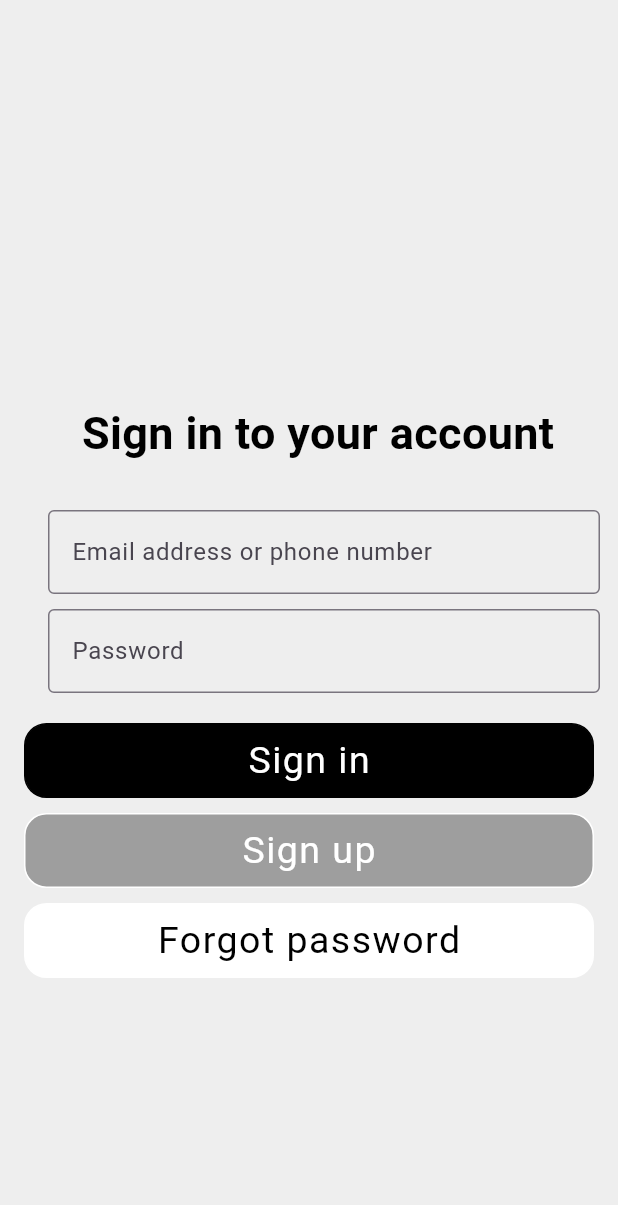
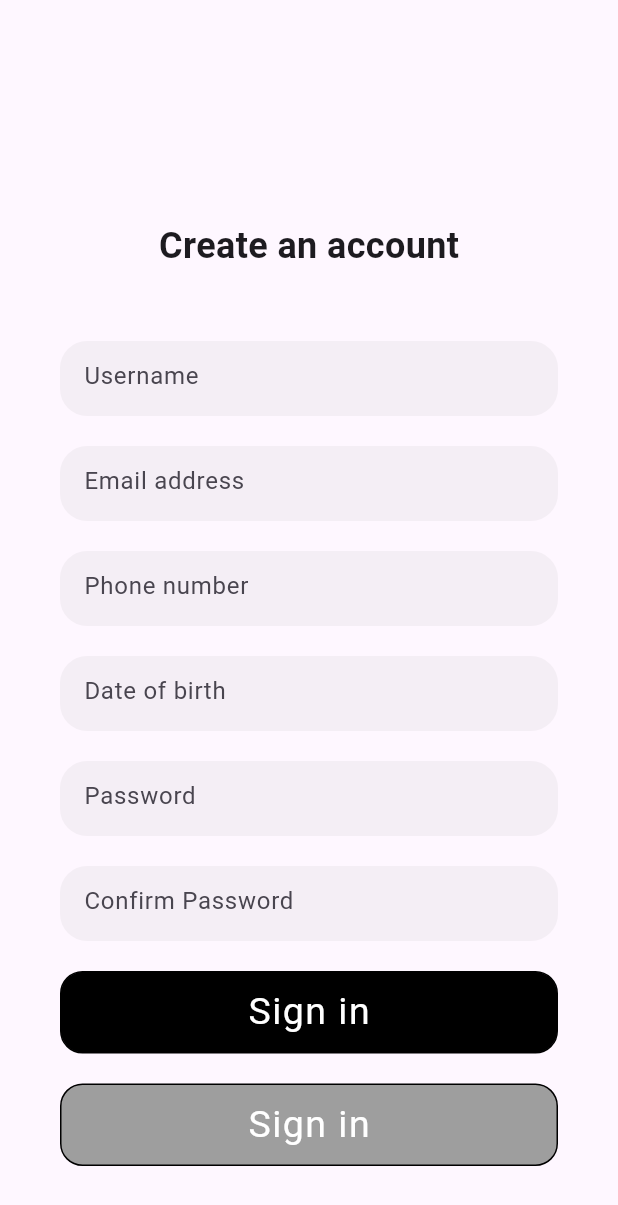
Before and after one commit to Saniat-Injam/virtual_buy_sell, a Flutter app: the screen it shows after launch, on a phone screen of 412 x 824 dp. Shown: the top 1205 px of the screen. Run offline on Flutter 3.47's test engine with Material 3 defaults, Android fonts, the phone set to English and light mode, and no system bars.

Commit message:
sign up page has been created

```diff
--- a/lib/custom_widgets/buttons.dart
+++ b/lib/custom_widgets/buttons.dart
@@ -1,45 +1,39 @@
 import 'package:flutter/cupertino.dart';
 
 class AppButtons extends StatelessWidget {
-
   final Color textColor;
   final Color backgroundColor;
   final Color borderColor;
   final String text;
-  final double heightSize;
-  final double widthSize;
+  final double height;
   final IconData? icon;
 
-
-  const AppButtons({super.key, required this.textColor, required this.backgroundColor, required this.borderColor, required this.text, this.icon, required this.heightSize, required this.widthSize});
+  const AppButtons({
+    super.key,
+    required this.textColor,
+    required this.backgroundColor,
+    required this.borderColor,
+    required this.text,
+    this.icon,
+    required this.height,
+  });
 
   @override
   Widget build(BuildContext context) {
-
     return Container(
-      height: heightSize,
-      width: widthSize,
+      height: height,
       decoration: BoxDecoration(
-        color: backgroundColor,
-        borderRadius: BorderRadius.circular(15),
-        border: Border.all(
-          color: borderColor,
-          width: 1.0,
-        )
-      ),
-
+          color: backgroundColor,
+          borderRadius: BorderRadius.circular(15),
+          border: Border.all(
+            color: borderColor,
+            width: 1.0,
+          )),
       child: Center(
-        child: Text(
-          text,
-          style: TextStyle(
-            color: textColor,
-            fontSize: 25,
-            letterSpacing: 1.0
-          )
-        ),
+        child: Text(text,
+            style:
+            TextStyle(color: textColor, fontSize: 25, letterSpacing: 1.0)),
       ),
     );
-
-
   }
 }
--- /dev/null
+++ b/lib/custom_widgets/input_box.dart
@@ -0,0 +1,37 @@
+import 'package:flutter/material.dart';
+
+class InputBox extends StatelessWidget {
+  final Color textColor;
+  final Color backgroundColor;
+  final Color borderColor;
+  final double height;
+  final double? width;
+  final IconData? icon;
+  final String inputHintText;
+  const InputBox(
+      {super.key,
+        required this.textColor,
+        required this.backgroundColor,
+        required this.borderColor,
+        required this.height,
+        this.width,
+        this.icon,
+        required this.inputHintText});
+
+  @override
+  Widget build(BuildContext context) {
+    return SizedBox(
+      height: height,
+      child: TextField(
+        decoration: InputDecoration(
+          hintText: inputHintText,
+          border: OutlineInputBorder(
+              borderRadius: BorderRadius.circular(18),
+              borderSide: BorderSide.none),
+          fillColor: Colors.grey.withOpacity(0.1),
+          filled: true,
+        ),
+      ),
+    );
+  }
+}
--- a/lib/main.dart
+++ b/lib/main.dart
@@ -4,17 +4,19 @@ import 'package:virtual_buy_sell/pages/forgot_password.dart';
 import 'package:virtual_buy_sell/pages/reset_password.dart';
 import 'package:virtual_buy_sell/pages/create_an_account.dart';
 import 'package:virtual_buy_sell/pages/loading.dart';
+import 'package:virtual_buy_sell/pages/login_page.dart';
 
 void main() {
   runApp(MaterialApp(
     //home: Home(),
-    //initialRoute: '/home',
+    initialRoute: '/create',
     routes: {
-      '/' : (context) => const Home(),
-      '/forgot' : (context) => const ForgotPassword(),
-      '/reset' : (context) => const ResetPassword(),
-      '/create' : (context) => const CreateAnAccount(),
+      '/': (context) => const Home(),
+      '/forgot': (context) => const ForgotPassword(),
+      '/reset': (context) => const ResetPassword(),
+      '/create': (context) => const CreateAnAccount(),
       '/loading': (context) => const Loading(),
+      '/login': (context) => const Loading(),
     },
     debugShowCheckedModeBanner: false,
   ));
--- a/lib/pages/create_an_account.dart
+++ b/lib/pages/create_an_account.dart
@@ -1,4 +1,6 @@
 import 'package:flutter/material.dart';
+import "package:virtual_buy_sell/custom_widgets/input_box.dart";
+import '../custom_widgets/buttons.dart';
 
 class CreateAnAccount extends StatefulWidget {
   const CreateAnAccount({super.key});
@@ -10,21 +12,89 @@ class CreateAnAccount extends StatefulWidget {
 class _CreateAnAccountState extends State<CreateAnAccount> {
   @override
   Widget build(BuildContext context) {
-
-
     return Scaffold(
-      backgroundColor: Colors.grey[300],
-      appBar: AppBar(
-        backgroundColor: Colors.lightBlueAccent,
-      ),
-      body: const Center(
-          child: Text(
-            "Create an Account Screen",
-            style: TextStyle(
-              fontSize: 30.0,
-            ),
-          )
-      ),
+      body: Container(
+          padding: const EdgeInsets.symmetric(horizontal: 40),
+          child: const Column(
+            mainAxisAlignment: MainAxisAlignment.spaceEvenly,
+            crossAxisAlignment: CrossAxisAlignment.stretch,
+            children: [
+              Column(
+                children: [
+                  SizedBox(height: 100),
+                  Text(
+                    "Create an account",
+                    style: TextStyle(fontSize: 24, fontWeight: FontWeight.w600),
+                  ),
+                ],
+              ),
+              Column(children: [
+                InputBox(
+                    textColor: Colors.black,
+                    backgroundColor: Colors.grey,
+                    borderColor: Colors.grey,
+                    height: 50,
+                    inputHintText: "Username"),
+                SizedBox(
+                  height: 20,
+                ),
+                InputBox(
+                    textColor: Colors.black,
+                    backgroundColor: Colors.grey,
+                    borderColor: Colors.grey,
+                    height: 50,
+                    inputHintText: "Email address"),
+                SizedBox(
+                  height: 20,
+                ),
+                InputBox(
+                    textColor: Colors.black,
+                    backgroundColor: Colors.grey,
+                    borderColor: Colors.grey,
+                    height: 50,
+                    inputHintText: "Phone number"),
+                SizedBox(
+                  height: 20,
+                ),
+                InputBox(
+                    textColor: Colors.black,
+                    backgroundColor: Colors.grey,
+                    borderColor: Colors.grey,
+                    height: 50,
+                    inputHintText: "Date of birth"),
+                SizedBox(height: 20),
+                InputBox(
+                    textColor: Colors.black,
+                    backgroundColor: Colors.grey,
+                    borderColor: Colors.grey,
+                    height: 50,
+                    inputHintText: "Password"),
+                SizedBox(height: 20),
+                InputBox(
+                    textColor: Colors.black,
+                    backgroundColor: Colors.grey,
+                    borderColor: Colors.grey,
+                    height: 50,
+                    inputHintText: "Confirm Password"),
+                SizedBox(height: 20),
+                AppButtons(
+                  textColor: Colors.white,
+                  backgroundColor: Colors.black,
+                  borderColor: Colors.black,
+                  text: "Sign in",
+                  height: 55,
+                ),
+                SizedBox(height: 20),
+                AppButtons(
+                  textColor: Colors.white,
+                  backgroundColor: Colors.grey,
+                  borderColor: Colors.black,
+                  text: "Sign in",
+                  height: 55,
+                ),
+              ])
+            ],
+          )),
     );
   }
 }
--- a/lib/pages/home.dart
+++ b/lib/pages/home.dart
@@ -1,5 +1,6 @@
 import 'package:flutter/material.dart';
-import '../custom_widgets/buttons.dart';
+import "package:virtual_buy_sell/custom_widgets/input_box.dart";
+import "package:virtual_buy_sell/custom_widgets/buttons.dart";
 
 class Home extends StatefulWidget {
   const Home({super.key});
@@ -11,14 +12,10 @@ class Home extends StatefulWidget {
 class _HomeState extends State<Home> {
   @override
   Widget build(BuildContext context) {
-
-
     return Scaffold(
       backgroundColor: Colors.grey[200],
-
       body: Padding(
         padding: const EdgeInsets.fromLTRB(12, 267, 12, 0),
-
         child: Column(
           children: [
             const Padding(
@@ -30,70 +27,45 @@ class _HomeState extends State<Home> {
                     color: Colors.black,
                     fontWeight: FontWeight.bold,
                   ),
-                )
-            ),
+                )),
             const SizedBox(height: 30),
-            const Padding(
-              padding: EdgeInsets.only(left: 20),
-              child: TextField(
-                decoration: InputDecoration(
-                    border: OutlineInputBorder(),
-                    hintText: "Email address or phone number"
-                ),
-              ),
-            ),
-
-            const SizedBox(height: 10),
-            const Padding(
-              padding: EdgeInsets.only(left: 20),
-              child: TextField(
-
-                obscureText: true,
-                decoration: InputDecoration(
-                  border: OutlineInputBorder(),
-                  hintText: "Password",
-                ),
-              ),
-            ),
+            const InputBox(
+                textColor: Colors.black,
+                backgroundColor: Colors.grey,
+                borderColor: Colors.grey,
+                height: 50,
+                inputHintText: "Enter adress or phone number"),
             const SizedBox(height: 20),
-
-
-
-
+            const InputBox(
+                textColor: Colors.black,
+                backgroundColor: Colors.grey,
+                borderColor: Colors.grey,
+                height: 50,
+                inputHintText: "Password"),
+            const SizedBox(height: 20),
             const AppButtons(
                 textColor: Colors.white,
                 backgroundColor: Colors.black,
                 borderColor: Colors.black,
                 text: "Sign in",
-              heightSize: 50,
-              widthSize: 380,
-            ),
+                height: 50),
             const SizedBox(height: 10),
             AppButtons(
                 textColor: Colors.white,
                 backgroundColor: Colors.grey.shade500,
                 borderColor: Colors.white,
                 text: "Sign up",
-              heightSize: 50,
-              widthSize: 380,
-            ),
+                height: 50),
             const SizedBox(height: 10),
             const AppButtons(
                 textColor: Colors.black,
                 backgroundColor: Colors.white,
                 borderColor: Colors.white,
                 text: "Forgot password",
-              heightSize: 50,
-              widthSize: 380,
-            ),
-
-
+                height: 50)
           ],
         ),
       ),
-
-
-
     );
   }
 }
--- /dev/null
+++ b/lib/pages/login_page.dart
@@ -0,0 +1,19 @@
+import 'package:flutter/material.dart';
+
+class LoginPage extends StatefulWidget {
+  const LoginPage({super.key});
+
+  @override
+  State<LoginPage> createState() => _LoginPageState();
+}
+
+class _LoginPageState extends State<LoginPage> {
+  @override
+  Widget build(BuildContext context) {
+    return Scaffold(
+      appBar: AppBar(
+        backgroundColor: Colors.blue[900],
+      ),
+    );
+  }
+}
```
Lines whose indentation alone changed are shown as unchanged.
